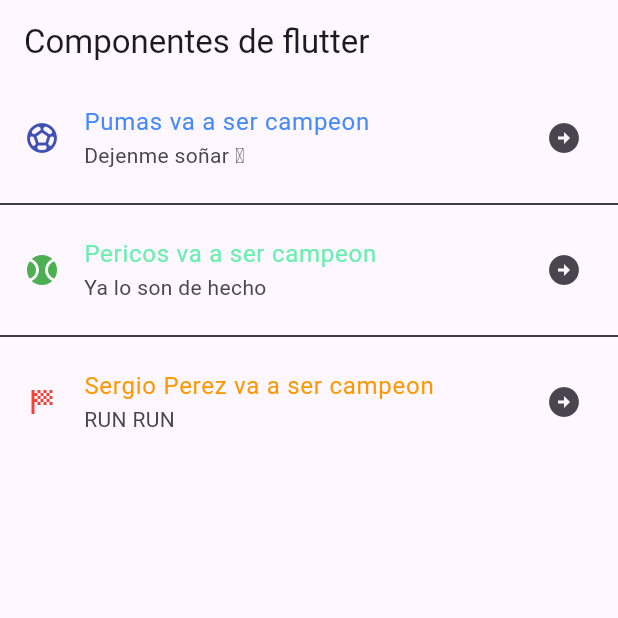
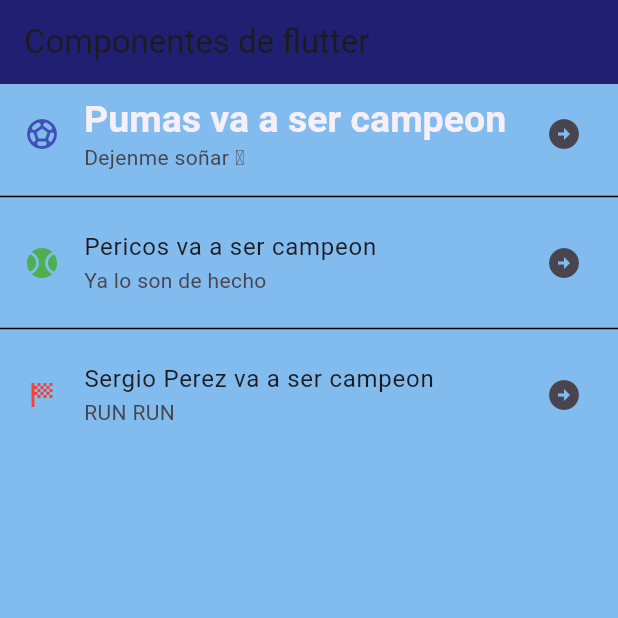
Before and after one commit to GabrielGLuna/componentes_flutter, a Flutter app: the screen it shows after launch, on a phone screen of 412 x 824 dp, the top half of it. Run offline on Flutter 3.47's test engine with Material 3 defaults, Android fonts, the phone set to English and light mode, and no system bars.

Commit message:
05 adding the theme

```diff
--- a/lib/home_Screen.dart
+++ b/lib/home_Screen.dart
@@ -10,31 +10,29 @@ class HomeScreen extends StatelessWidget {
         title: const Text('Componentes de flutter'),
       ),
         body: ListView(
-          children: const[
+          children: [
            ListTile(
-            leading: Icon(Icons.sports_soccer_rounded, color: Colors.indigo,),
+            leading: const Icon(Icons.sports_soccer_rounded, color: Colors.indigo,),
             title: Text('Pumas va a ser campeon',
-            style: TextStyle(color: Colors.blueAccent),),
-            subtitle: Text('Dejenme soñar 🥹'),
-            trailing: Icon(Icons.arrow_circle_right),
+            style:  Theme.of(context).textTheme.headlineLarge),
+            subtitle: const Text('Dejenme soñar 🥹'),
+            trailing: const Icon(Icons.arrow_circle_right),
            ),
-           Divider(
+           const Divider(
             color: Colors.black,
            ),
-           ListTile(
+          const ListTile(
             leading: Icon(Icons.sports_baseball, color: Colors.green,),
-            title: Text('Pericos va a ser campeon',
-            style: TextStyle(color: Colors.greenAccent),),
+            title: Text('Pericos va a ser campeon'),
             subtitle: Text('Ya lo son de hecho'),
             trailing: Icon(Icons.arrow_circle_right),
            ),
-           Divider(
+          const Divider(
             color: Colors.black,
            ),
-           ListTile(
+           const ListTile(
             leading: Icon(Icons.sports_score_sharp, color: Colors.red,),
-            title: Text('Sergio Perez va a ser campeon',
-            style: TextStyle(color: Colors.orange),),
+            title: Text('Sergio Perez va a ser campeon'),
             subtitle: Text('RUN RUN'),
             trailing: Icon(Icons.arrow_circle_right),
            ),
--- a/lib/main_app.dart
+++ b/lib/main_app.dart
@@ -6,9 +6,22 @@ class MainApp extends StatelessWidget {
 
   @override
   Widget build(BuildContext context) {
-    return const MaterialApp(
+    return  MaterialApp(
       debugShowCheckedModeBanner: false,
-      home: HomeScreen()
+      home: const HomeScreen(),
+      theme: ThemeData(
+        scaffoldBackgroundColor: Color.fromARGB(204, 99, 171, 235),
+        appBarTheme: const AppBarTheme(color: Color.fromARGB(223, 18, 9, 97)),
+        textTheme: const TextTheme(
+          headlineLarge: TextStyle(
+            color: Color.fromARGB(255, 247, 239, 247),
+            fontSize: 25.0,
+            fontWeight: FontWeight.bold,
+            fontFamily: 'sans-serif'
+
+          ),
+        )
+      ),
     );
   }
 }
```
